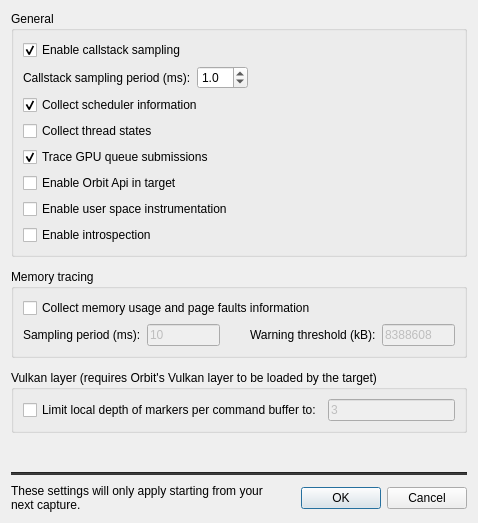
Old version of the form src/OrbitQt/CaptureOptionsDialog.ui in the repository google/orbit.
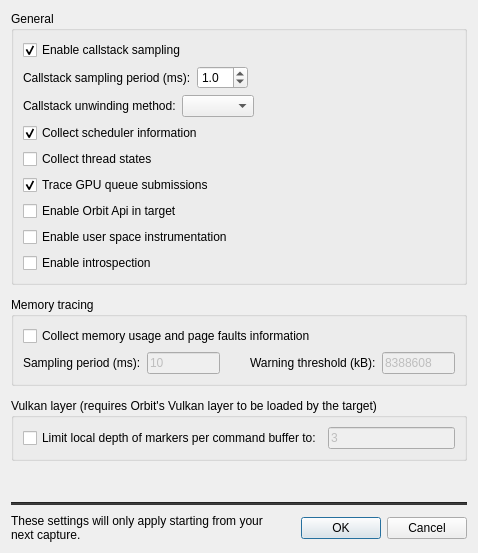
New version of the form.

Commit message:
Add capture option (devmode) for frame-pointer unwinding
This adds a capture option to set the unwinding method, and thus
exposes frame-pointer based unwinding. Currently, this option
is visible only in devmode.

Test: Set capture option. Check unwinding. Check persistency.

The edit to the form file:
```diff
--- a/src/OrbitQt/CaptureOptionsDialog.ui
+++ b/src/OrbitQt/CaptureOptionsDialog.ui
@@ -10,7 +10,7 @@
     <x>0</x>
     <y>0</y>
     <width>478</width>
-    <height>523</height>
+    <height>553</height>
    </rect>
   </property>
   <property name="windowTitle">
@@ -87,6 +87,50 @@
           </item>
          </layout>
         </item>
+        <item>
+         <widget class="QWidget" name="unwindingMethodWidget" native="true">
+          <layout class="QHBoxLayout" name="horizontalLayout">
+           <property name="leftMargin">
+            <number>0</number>
+           </property>
+           <property name="topMargin">
+            <number>0</number>
+           </property>
+           <property name="rightMargin">
+            <number>0</number>
+           </property>
+           <property name="bottomMargin">
+            <number>0</number>
+           </property>
+           <item>
+            <widget class="QLabel" name="unwindingMethodLabel">
+             <property name="text">
+              <string>Callstack unwinding method:</string>
+             </property>
+            </widget>
+           </item>
+           <item>
+            <widget class="QComboBox" name="unwindingMethodComboBox"/>
+           </item>
+           <item>
+            <spacer name="unwindingMethodHorizontalSpacer">
+             <property name="orientation">
+              <enum>Qt::Horizontal</enum>
+             </property>
+             <property name="sizeType">
+              <enum>QSizePolicy::Expanding</enum>
+             </property>
+             <property name="sizeHint" stdset="0">
+              <size>
+               <width>112</width>
+               <height>20</height>
+              </size>
+             </property>
+            </spacer>
+           </item>
+          </layout>
+         </widget>
+        </item>
         <item>
          <widget class="QCheckBox" name="schedulerCheckBox">
           <property name="text">
```
Left out of the diff: 16 changed lines with no effect on the pictures. The commit also changes 6 other files.
